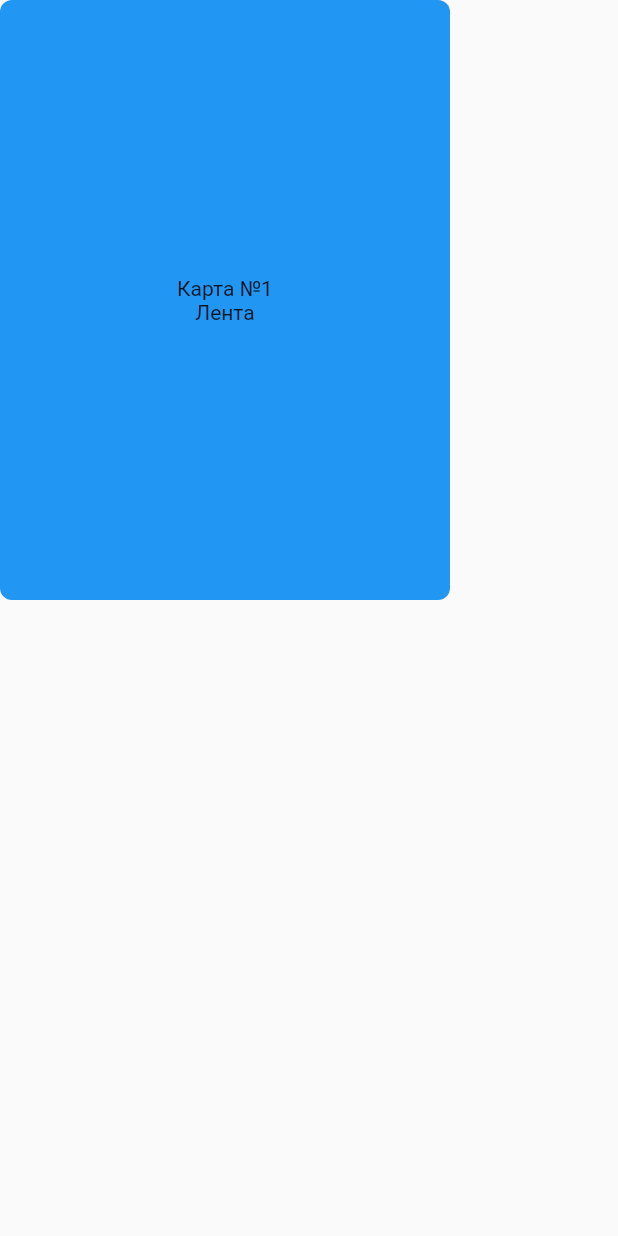
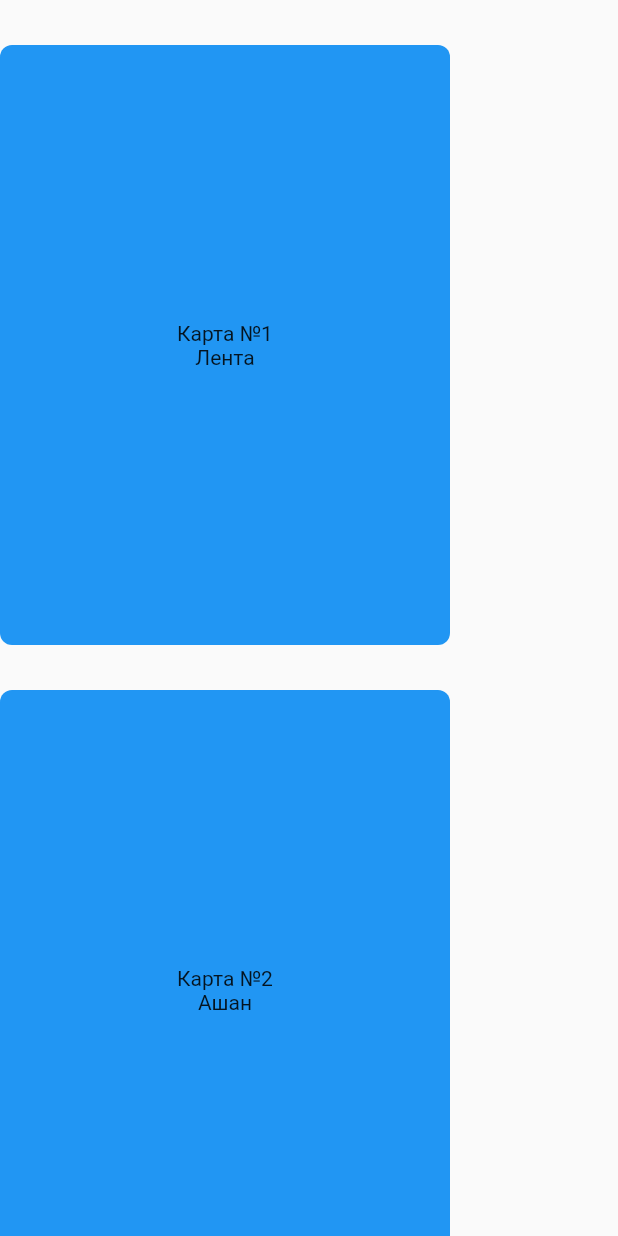
Before and after one commit to penoplavaaan/fincontrol, a Flutter app: what discount_cards_screen() shows on an empty page, opened directly, on a phone screen of 412 x 824 dp. Run offline on Flutter 3.47's test engine with Material 2 defaults, Android fonts, the phone set to English and light mode, and no system bars; drawn by our look-alikes of flip_card; our stand-ins replace qr_flutter, sqflite, story_view; missing offline and left inert: circular_bottom_navigation, flutter_stories, graphic; accounts and stored records are empty.

Commit message:
Add sqflite, made fully-working discountCardScreen
SQFlite now working. Models are presented by example of card_model.dart. Just need to implement other three

```diff
--- a/lib/Screens/discount_card.dart
+++ b/lib/Screens/discount_card.dart
@@ -1,10 +1,22 @@
+import 'package:fincontrol/Models/card_model.dart';
+import 'package:fincontrol/Services/db.dart';
 import 'package:flip_card/flip_card.dart';
 import 'package:flutter/cupertino.dart';
 import 'package:flutter/material.dart';
 import 'package:qr_flutter/qr_flutter.dart';
+import 'package:fincontrol/ContentFillers/discount_card_content_filler.dart';
+import 'package:sqflite/sqflite.dart';
 
 Widget discount_cards_screen(context) {
-  return SizedBox(
+  return FutureBuilder(
+    future: queryDiscountCards(),
+    builder: (BuildContext context, AsyncSnapshot snapshot) {
+      if(snapshot.hasData){
+        print(snapshot.data.runtimeType);
+        List<Widget> cards = [];
+        snapshot.data.forEach((discountCard){
+          cards.add(const Padding(padding: EdgeInsets.only(top: 30)));
+          cards.add(SizedBox(
             height: 400,
             width: 300,
             child: FlipCard(
@@ -12,7 +24,7 @@
               direction: FlipDirection.HORIZONTAL,
               speed: 500,
               onFlipDone: (status) {
-          print(status);
+
               },
               front: Container(
                 decoration: const BoxDecoration(
@@ -21,9 +33,9 @@
                 ),
                 child: Column(
                   mainAxisAlignment: MainAxisAlignment.center,
-            children: const <Widget>[
-              Text('Карта №1'),
-              Text('Лента',),
+                  children: <Widget>[
+                    Text(discountCard['sideOneAdditionalInfo']),
+                    Text(discountCard['sideOneName']),
                   ],
                 ),
               ),
@@ -35,10 +47,9 @@
                 child: Column(
                   mainAxisAlignment: MainAxisAlignment.center,
                   children:  <Widget>[
-              Text('Покажите QR-код на кассе'),
-              Text('Количество баллов: 18',),
+                    Text(discountCard['sideTwoAdditionalInfo']),
                     QrImage(
-                data: 'https://livebook72.ru/test',
+                      data: discountCard['sideTwoData'],
                       version: QrVersions.auto,
                       size: 200,
                       gapless: false,
@@ -47,5 +58,35 @@
                 ),
               ),
             ),
+          ));
+
+        });
+        return  SingleChildScrollView(
+          child: Column(
+            mainAxisAlignment: MainAxisAlignment.center,
+            children: cards,
+          ),
+        );
+      };
+      return Row(
+        mainAxisAlignment: MainAxisAlignment.center,
+        children: const [
+          CircularProgressIndicator()
+        ],
       );
     }
+  );
+}
+
+Future queryDiscountCards() async{
+  Database db = await openDatabase(await getDatabasesPath()+DiscountCardContentFiller.dbName);
+  await db.execute(DiscountCardContentFiller.onCreateString);
+  DB dbCardManipulator = DB(db, DiscountCardContentFiller.dbName, DiscountCardContentFiller.tableName, DiscountCardContentFiller.onCreateString);
+
+  for (DiscountCard discountCard in DiscountCardContentFiller.discountCards) {
+    dbCardManipulator.insert(discountCard);
+  }
+
+
+  return dbCardManipulator.queryAll();
+}
--- a/lib/main.dart
+++ b/lib/main.dart
@@ -9,7 +9,7 @@
 import 'Services/db.dart';
 
 void main() async  {
-await DB.init();
+//await DB.init();
 runApp(MyApp());
 }
 
```
Also changed, not shown: lib/ContentFillers/discount_card_content_filler.dart (added, +29 -0 lines), lib/Models/card_model.dart (+19 -10 lines), lib/Screens/main_screen.dart (+16 -11 lines), lib/Services/db.dart (+34 -17 lines). Lines whose indentation alone changed are shown as unchanged.
